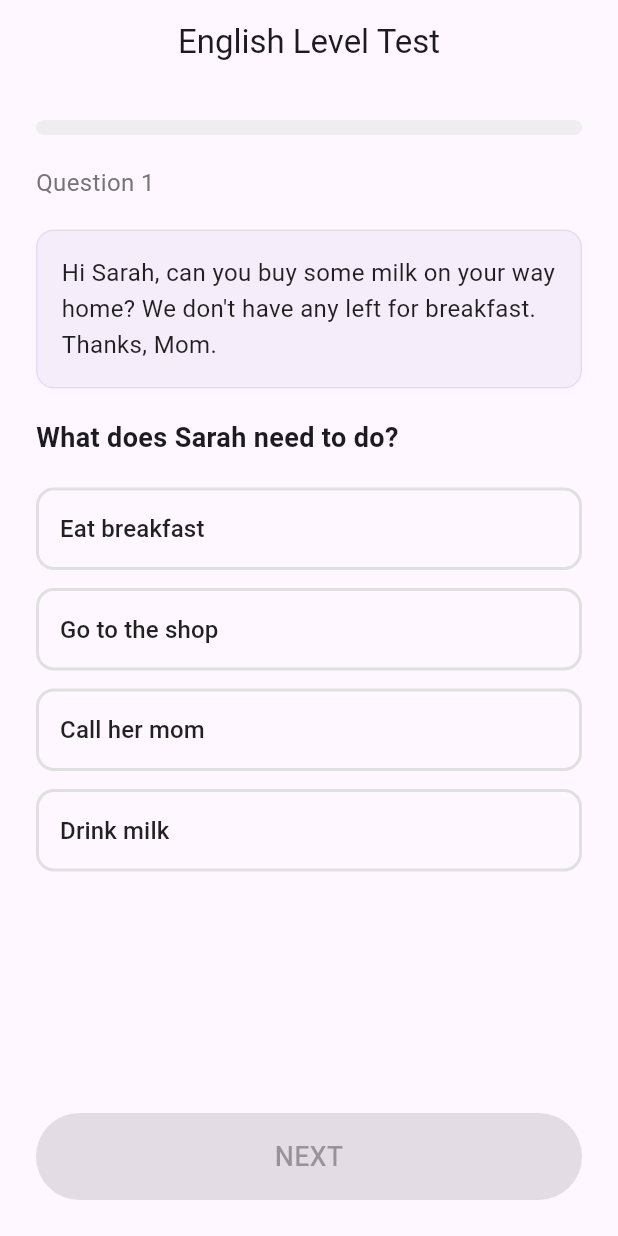
After one commit to Enes0668/acrossenglish, a Flutter app: the LevelTestPage screen opened directly, on a phone screen of 412 x 824 dp. The commit adds this screen. Run offline on Flutter 3.47's test engine with Material 3 defaults, Android fonts, the phone set to English and light mode, and no system bars; our stand-ins replace cloud_firestore, firebase_auth, firebase_core; accounts and stored records are empty.

Commit message:
Auth completed and level test added

```diff
--- /dev/null
+++ b/lib/data/level_test_data.dart
@@ -0,0 +1,230 @@
+class Question {
+  final String level;
+  final String context;
+  final String question;
+  final List<String> options;
+  final int correctAnswerIndex;
+  final String explanation;
+
+  const Question({
+    required this.level,
+    required this.context,
+    required this.question,
+    required this.options,
+    required this.correctAnswerIndex,
+    required this.explanation,
+  });
+}
+
+final Map<String, List<Question>> levelTestQuestions = {
+  "A1": [
+    Question(
+      level: "A1",
+      context: "My name is John. I am from London. I like football.",
+      question: "Where is John from?",
+      options: ["Paris", "London", "New York", "Madrid"],
+      correctAnswerIndex: 1,
+      explanation: "The text explicitly says 'I am from London'.",
+    ),
+    Question(
+      level: "A1",
+      context: "The apple is red. The banana is yellow. The sky is blue.",
+      question: "What color is the apple?",
+      options: ["Blue", "Yellow", "Red", "Green"],
+      correctAnswerIndex: 2,
+      explanation: "The text states 'The apple is red'.",
+    ),
+    Question(
+      level: "A1",
+      context: "I eat breakfast at 7:00 AM every day.",
+      question: "When does the speaker eat breakfast?",
+      options: ["In the evening", "At night", "In the morning", "In the afternoon"],
+      correctAnswerIndex: 2,
+      explanation: "7:00 AM is in the morning.",
+    ),
+    Question(
+      level: "A1",
+      context: "Sarah has a cat. The cat is small and white.",
+      question: "What animal does Sarah have?",
+      options: ["A dog", "A cat", "A bird", "A fish"],
+      correctAnswerIndex: 1,
+      explanation: "The text says 'Sarah has a cat'.",
+    ),
+    Question(
+      level: "A1",
+      context: "Please close the door. It is cold outside.",
+      question: "Why should you close the door?",
+      options: ["It is hot", "It is cold", "It is raining", "It is dark"],
+      correctAnswerIndex: 1,
+      explanation: "The reason given is 'It is cold outside'.",
+    ),
+  ],
+  "A2": [
+    Question(
+      level: "A2",
+      context: "Hi Sarah, can you buy some milk on your way home? We don't have any left for breakfast. Thanks, Mom.",
+      question: "What does Sarah need to do?",
+      options: ["Eat breakfast", "Go to the shop", "Call her mom", "Drink milk"],
+      correctAnswerIndex: 1,
+      explanation: "Sarah's mom asks her to 'buy some milk', which requires going to a shop.",
+    ),
+    Question(
+      level: "A2",
+      context: "The library is closed on Sundays. It is open from Monday to Saturday, 9am to 5pm.",
+      question: "When can you visit the library?",
+      options: ["Sunday morning", "Saturday evening at 6pm", "Tuesday at 2pm", "Every day"],
+      correctAnswerIndex: 2,
+      explanation: "The library is open Monday-Saturday 9am-5pm. Tuesday at 2pm is within these hours.",
+    ),
+    Question(
+      level: "A2",
+      context: "David wears a uniform to work. He helps people who are sick. He works at the city hospital.",
+      question: "What is David's job?",
+      options: ["Teacher", "Doctor", "Police officer", "Chef"],
+      correctAnswerIndex: 1,
+      explanation: "Helping sick people and working at a hospital are characteristics of a doctor (or nurse).",
+    ),
+    Question(
+      level: "A2",
+      context: "I usually take the bus to school, but today I walked because the weather was beautiful.",
+      question: "How did the speaker get to school today?",
+      options: ["By bus", "By car", "On foot", "By bike"],
+      correctAnswerIndex: 2,
+      explanation: "'Walked' means going on foot.",
+    ),
+    Question(
+      level: "A2",
+      context: "New Msg: 'Train delayed by 20 mins. Will arrive at 5:20.'",
+      question: "When was the train originally supposed to arrive?",
+      options: ["5:00", "5:20", "5:40", "4:40"],
+      correctAnswerIndex: 0,
+      explanation: "If it arrives at 5:20 after a 20-minute delay, it was originally planned for 5:00.",
+    ),
+  ],
+  "B1": [
+    Question(
+      level: "B1",
+      context: "I'm thinking of joining the gym, but it's quite expensive. On the other hand, it's very close to my office.",
+      question: "What is the advantage of the gym for the speaker?",
+      options: ["It is cheap", "It is waiting for new members", "It is near work", "It has good equipment"],
+      correctAnswerIndex: 2,
+      explanation: "'Close to my office' means it is near work.",
+    ),
+    Question(
+      level: "B1",
+      context: "Notice: Please do not leave bags unattended. Security will remove any items left alone.",
+      question: "What happens if you leave your bag alone?",
+      options: ["Someone will steal it", "Security will take it away", "You will get a fine", "Nothing will happen"],
+      correctAnswerIndex: 1,
+      explanation: "'Remove any items' means security will take them away.",
+    ),
+    Question(
+      level: "B1",
+      context: "After working for ten years as a lawyer, Mark decided to give it up and become a writer.",
+      question: "What did Mark change?",
+      options: ["His house", "His car", "His career", "His hobby"],
+      correctAnswerIndex: 2,
+      explanation: "Changing from a lawyer to a writer is a change of career.",
+    ),
+    Question(
+      level: "B1",
+      context: "I didn't enjoy the concert much. The music was too loud and the band played for only an hour.",
+      question: "Why was the speaker disappointed?",
+      options: ["The tickets were expensive", "The concert was too long", "The volume was uncomfortable", "The band didn't play"],
+      correctAnswerIndex: 2,
+      explanation: "'Music was too loud' corresponds to uncomfortable volume.",
+    ),
+    Question(
+      level: "B1",
+      context: "Email: can we reschedule our meeting? I'm double booked for Tuesday morning.",
+      question: "What is the problem?",
+      options: ["The sender is sick", "The sender has two appointments at the same time", "The sender forgot the meeting", "The sender is on holiday"],
+      correctAnswerIndex: 1,
+      explanation: "'Double booked' means having two commitments at the same time.",
+    ),
+  ],
+  "B2": [
+    Question(
+      level: "B2",
+      context: "Despite his best efforts, he couldn't convince the board to approve the project. However, they didn't reject it outright either.",
+      question: "What was the outcome of the meeting?",
+      options: ["The project was approved", "The project was cancelled", "The decision was postponed or inconclusive", "He was fired"],
+      correctAnswerIndex: 2,
+      explanation: "Not approving but not rejecting outright implies a delay or lack of final decision.",
+    ),
+    Question(
+      level: "B2",
+      context: "The novel, while undeniably well-written, fails to engage the reader on an emotional level due to its unlikable protagonist.",
+      question: "What is the reviewer's criticism?",
+      options: ["The writing style is poor", "The main character is not appealing", "The story is too short", "The plot is confusing"],
+      correctAnswerIndex: 1,
+      explanation: "'Unlikable protagonist' refers to the main character not being appealing.",
+    ),
+    Question(
+      level: "B2",
+      context: "Had I known about the traffic, I would have left earlier. As it stands, I'm going to be late.",
+      question: "Did the speaker leave early?",
+      options: ["Yes", "No", "Maybe", "They are not sure"],
+      correctAnswerIndex: 1,
+      explanation: "'Had I known... I would have' (3rd conditional) implies the opposite happened in the past.",
+    ),
+    Question(
+      level: "B2",
+      context: "The company's profits have soared this quarter, exceeding all expectations. Consequently, shareholders are expecting a significant dividend.",
+      question: "Why are shareholders expecting money?",
+      options: ["The company is closing", "The company performed very well", "The company sold a building", "The employees are striking"],
+      correctAnswerIndex: 1,
+      explanation: "'Profits have soared' means the company performed very well.",
+    ),
+    Question(
+      level: "B2",
+      context: "She is unlikely to accept the offer unless the salary is substantially increased.",
+      question: "Under what condition will she accept the job?",
+      options: ["If she gets more money", "If she works fewer hours", "If she gets a car", "She will not accept it at all"],
+      correctAnswerIndex: 0,
+      explanation: "'Unless the salary is substantially increased' means she needs more money to accept.",
+    ),
+  ],
+  "C1": [
+    Question(
+      level: "C1",
+      context: "The ubiquity of smartphones has fundamentally altered social interaction, often rendering face-to-face communication a secondary preference for the digital native generation.",
+      question: "What is the main argument?",
+      options: ["Smartphones have improved communication", "Face-to-face contact is declining due to phones", "Digital natives prefer talking in person", "Phones are rare nowadays"],
+      correctAnswerIndex: 1,
+      explanation: "'Ubiquity' of phones has made face-to-face secondary (declining preference).",
+    ),
+    Question(
+      level: "C1",
+      context: "While the initiative was well-intentioned, its implementation was haphazard, leading to a myriad of unforeseen complications that ultimately undermined its objectives.",
+      question: "How does the speaker evaluate the initiative?",
+      options: ["Good planning, bad result", "Bad intention, good result", "Good intention, poor execution", "Bad intention, poor execution"],
+      correctAnswerIndex: 2,
+      explanation: "'Well-intentioned' but 'implementation was haphazard' (poor execution).",
+    ),
+    Question(
+      level: "C1",
+      context: "It is widely acknowledged that the correlation between wealth and happiness is not linear; beyond a certain threshold, increased affluence yields diminishing returns in subjective well-being.",
+      question: "What does the text say about money and happiness?",
+      options: ["More money always equals more happiness", "Poor people are happier", "After a point, more money adds less happiness", "Money has no effect on happiness"],
+      correctAnswerIndex: 2,
+      explanation: "'Diminishing returns' means the additional benefit decreases as the amount increases.",
+    ),
+    Question(
+      level: "C1",
+      context: "The politician's rhetoric, characterized by obfuscation and equivocation, did little to assuage the public's concerns regarding the scandal.",
+      question: "How did the politician speak?",
+      options: ["Clearly and honestly", "Confusingly and evasively", "Loudly and aggressively", "Quietly and shyly"],
+      correctAnswerIndex: 1,
+      explanation: "'Obfuscation' and 'equivocation' refer to hiding the truth and being unclear/evasive.",
+    ),
+    Question(
+      level: "C1",
+      context: "To posit that history is merely a cyclical repetition of events is to ignore the nuanced progression of societal values and technological advancement.",
+      question: "What view is the author challenging?",
+      options: ["History never changes", "History repeats itself exactly", "History is linear", "History is unimportant"],
+      correctAnswerIndex: 1,
+      explanation: "Challenging the view that history is 'merely a cyclical repetition'.",
+    ),
+  ],
+};
--- a/lib/main.dart
+++ b/lib/main.dart
@@ -3,6 +3,7 @@ import 'package:firebase_core/firebase_core.dart';
 import 'firebase_options.dart';
 import 'services/auth_service.dart';
 import 'pages/welcome_page.dart';
+import 'pages/level_test_page.dart';
 import 'models/user_model.dart';
 
 void main() async {
@@ -60,6 +61,10 @@ class _AuthWrapperState extends State<AuthWrapper> {
         // However, for this simple implementation, we can check if data exists.
 
         if (snapshot.hasData) {
+          final user = snapshot.data!;
+          if (user.level == 'I would like a level test') {
+            return const LevelTestPage();
+          }
           return const HomePage();
         } else {
           return const WelcomePage();
--- /dev/null
+++ b/lib/pages/level_test_page.dart
@@ -0,0 +1,294 @@
+import 'package:flutter/material.dart';
+import '../data/level_test_data.dart';
+import '../services/auth_service.dart';
+
+class LevelTestPage extends StatefulWidget {
+  const LevelTestPage({super.key});
+
+  @override
+  State<LevelTestPage> createState() => _LevelTestPageState();
+}
+
+class _LevelTestPageState extends State<LevelTestPage> {
+  // Test State
+  List<Question> _currentBatch = [];
+  int _currentQuestionIndex = 0; // Index within the batch (0-4)
+  int _batchScore = 0;
+  String _currentLevel = "A2"; // Start at A2
+  int _totalQuestionsAnswered = 0;
+
+  // UI State
+  String? _selectedOption;
+  bool _isLoading = false;
+
+  final List<String> _levels = ["A1", "A2", "B1", "B2", "C1"];
+
+  @override
+  void initState() {
+    super.initState();
+    _loadQuestionsForLevel(_currentLevel);
+  }
+
+  void _loadQuestionsForLevel(String level) {
+    setState(() {
+      _currentLevel = level;
+      _currentBatch = levelTestQuestions[level] ?? [];
+      _currentQuestionIndex = 0;
+      _batchScore = 0;
+      _selectedOption = null;
+    });
+  }
+
+  void _answerQuestion() {
+     if (_selectedOption == null) return;
+
+    // Check answer
+    if (_selectedOption == _currentBatch[_currentQuestionIndex].options[_currentBatch[_currentQuestionIndex].correctAnswerIndex]) {
+      _batchScore++;
+    }
+
+    _totalQuestionsAnswered++;
+
+    if (_currentQuestionIndex < _currentBatch.length - 1) {
+      // Next question in batch
+      setState(() {
+        _currentQuestionIndex++;
+        _selectedOption = null;
+      });
+    } else {
+      // Batch finished
+      _evaluateBatch();
+    }
+  }
+
+  void _evaluateBatch() {
+    // Adaptive Logic
+    // 0-2 correct -> Move DOWN
+    // 3 correct -> Stay (Stabilized) -> FINISH
+    // 4-5 correct -> Move UP
+
+    // Stop condition: 15 questions max
+    if (_totalQuestionsAnswered >= 15) {
+      _finishTest(_currentLevel); // End at current level approximation
+      return;
+    }
+
+    if (_batchScore <= 2) {
+      // Move DOWN
+      int currentIndex = _levels.indexOf(_currentLevel);
+      if (currentIndex > 0) {
+        String nextLevel = _levels[currentIndex - 1];
+        _loadQuestionsForLevel(nextLevel);
+      } else {
+        // Already at A1 and failed -> Finish at A1
+        _finishTest("A1");
+      }
+    } else if (_batchScore == 3) {
+      // Stabilized
+      _finishTest(_currentLevel);
+    } else {
+      // Move UP (4-5 correct)
+      int currentIndex = _levels.indexOf(_currentLevel);
+      if (currentIndex < _levels.length - 1) {
+        String nextLevel = _levels[currentIndex + 1];
+        _loadQuestionsForLevel(nextLevel);
+      } else {
+        // Already at Max (C1) and passed -> Finish at C1
+        _finishTest("C1");
+      }
+    }
+  }
+
+  void _finishTest(String finalLevel) {
+    _showResultDialog(finalLevel);
+  }
+
+  void _showResultDialog(String level) {
+    showDialog(
+      context: context,
+      barrierDismissible: false,
+      builder: (context) => AlertDialog(
+        title: const Text('Test Completed!'),
+        content: Column(
+          mainAxisSize: MainAxisSize.min,
+          children: [
+            const Icon(Icons.check_circle, color: Colors.green, size: 60),
+            const SizedBox(height: 20),
+            const Text(
+              'Your estimated English level is:',
+              textAlign: TextAlign.center,
+              style: TextStyle(fontSize: 16),
+            ),
+            const SizedBox(height: 10),
+            Text(
+              level,
+              style: const TextStyle(fontSize: 32, fontWeight: FontWeight.bold, color: Colors.deepPurple),
+            ),
+            const SizedBox(height: 10),
+            Text(
+              _getLevelDescription(level),
+               textAlign: TextAlign.center,
+               style: TextStyle(color: Colors.grey[600], fontSize: 14),
+            ),
+          ],
+        ),
+        actions: [
+          TextButton(
+            onPressed: () async {
+               // Save result and go home
+               final user = AuthService().currentUser;
+               if (user != null) {
+                 try {
+                   // We save the level. Score is less relevant across adaptive levels, but we can save the last batch score or just 'N/A'
+                   await AuthService().updateUserLevel(user.id, level, "Adaptive");
+                 } catch (e) {
+                   debugPrint('Error saving result: $e');
+                 }
+               }
+               if (context.mounted) {
+                 Navigator.of(context).pop(); // Close dialog
+                 // Navigate to Home or handle as requested
+                 Navigator.of(context).pop(); // Go back to previous screen (likely Settings or Register flow)
+               }
+            },
+            child: const Text('Continue'),
+          ),
+        ],
+      ),
+    );
+  }
+
+  String _getLevelDescription(String level) {
+    switch (level) {
+      case "A1": return "Beginner";
+      case "A2": return "Elementary";
+      case "B1": return "Intermediate";
+      case "B2": return "Upper Intermediate";
+      case "C1": return "Advanced";
+      default: return "";
+    }
+  }
+
+  @override
+  Widget build(BuildContext context) {
+    if (_isLoading) {
+      return const Scaffold(
+        body: Center(child: CircularProgressIndicator()),
+      );
+    }
+
+    if (_currentBatch.isEmpty) {
+       return const Scaffold(body: Center(child: Text("Error loading questions")));
+    }
+
+    final question = _currentBatch[_currentQuestionIndex];
+    // Progress is tricky in adaptive, maybe just show "Question X" without total, or "Question X / 15" (max)
+    final double progress = _totalQuestionsAnswered / 15.0;
+
+    return Scaffold(
+      appBar: AppBar(
+        title: const Text('English Level Test'),
+        centerTitle: true,
+        backgroundColor: Colors.transparent,
+        elevation: 0,
+        leading: Container(), // Hide back button
+      ),
+      body: Padding(
+        padding: const EdgeInsets.all(24.0),
+        child: Column(
+          crossAxisAlignment: CrossAxisAlignment.stretch,
+          children: [
+            LinearProgressIndicator(
+              value: progress,
+              backgroundColor: Colors.grey[200],
+              color: Colors.deepPurple,
+              minHeight: 10,
+              borderRadius: BorderRadius.circular(5),
+            ),
+            const SizedBox(height: 20),
+            Row(
+              mainAxisAlignment: MainAxisAlignment.spaceBetween,
+              children: [
+                Text(
+                  'Question ${_totalQuestionsAnswered + 1}', // Absolute count
+                  style: TextStyle(color: Colors.grey[600], fontSize: 16),
+                ),
+                 // Debug indicator (optional, maybe remove for prod)
+                 // Text("Level: $_currentLevel", style: TextStyle(color: Colors.grey[400])),
+              ],
+            ),
+            const SizedBox(height: 20),
+            Container(
+              padding: const EdgeInsets.all(16),
+              decoration: BoxDecoration(
+                color: Colors.deepPurple.withOpacity(0.05),
+                borderRadius: BorderRadius.circular(12),
+                border: Border.all(color: Colors.deepPurple.withOpacity(0.1)),
+              ),
+              child: Text(
+                question.context,
+                style: const TextStyle(fontSize: 16, height: 1.5, color: Colors.black87),
+              ),
+            ),
+            const SizedBox(height: 20),
+            Text(
+              question.question,
+              style: const TextStyle(fontSize: 18, fontWeight: FontWeight.bold),
+            ),
+            const SizedBox(height: 20),
+            Expanded(
+              child: ListView(
+                children: question.options.map((option) => Padding(
+                  padding: const EdgeInsets.only(bottom: 12.0),
+                  child: OutlinedButton(
+                    onPressed: () {
+                      setState(() {
+                        _selectedOption = option;
+                      });
+                    },
+                    style: OutlinedButton.styleFrom(
+                      padding: const EdgeInsets.all(16),
+                      backgroundColor: _selectedOption == option ? Colors.deepPurple.withOpacity(0.1) : null,
+                      side: BorderSide(
+                        color: _selectedOption == option ? Colors.deepPurple : Colors.grey[300]!,
+                        width: 2,
+                      ),
+                      shape: RoundedRectangleBorder(
+                        borderRadius: BorderRadius.circular(12),
+                      ),
+                    ),
+                    child: Align(
+                      alignment: Alignment.centerLeft,
+                      child: Text(
+                        option,
+                        style: TextStyle(
+                          fontSize: 16,
+                          color: _selectedOption == option ? Colors.deepPurple : Colors.black87,
+                        ),
+                      ),
+                    ),
+                  ),
+                )).toList(),
+              ),
+            ),
+            ElevatedButton(
+              onPressed: _selectedOption == null ? null : _answerQuestion,
+              style: ElevatedButton.styleFrom(
+                padding: const EdgeInsets.symmetric(vertical: 16),
+                backgroundColor: Colors.deepPurple,
+                foregroundColor: Colors.white,
+                shape: RoundedRectangleBorder(
+                  borderRadius: BorderRadius.circular(30),
+                ),
+              ),
+              child: const Text(
+                'NEXT',
+                style: TextStyle(fontSize: 18),
+              ),
+            ),
+          ],
+        ),
+      ),
+    );
+  }
+}
--- a/lib/pages/register_page.dart
+++ b/lib/pages/register_page.dart
@@ -33,9 +33,9 @@ class _RegisterPageState extends State<RegisterPage> {
           );
         if (mounted) {
            ScaffoldMessenger.of(context).showSnackBar(
-            const SnackBar(content: Text('Registration successful! Logging you in...')),
+            const SnackBar(content: Text('Verification email sent! Please check your inbox before logging in.')),
           );
-           // Pop until the first route (usually AuthWrapper will see the change and show HomePage)
+           // Pop until the first route (usually AuthWrapper will see null user and show WelcomePage)
            Navigator.of(context).popUntil((route) => route.isFirst);
         }
       } catch (e) {
@@ -167,7 +167,7 @@ class _RegisterPageState extends State<RegisterPage> {
                     borderRadius: BorderRadius.circular(30),
                   ),
                 ),
-                items: ['Beginner', 'Intermediate', 'Advanced']
+                items: ['Beginner', 'Intermediate', 'Advanced', 'I would like a level test']
                     .map((level) => DropdownMenuItem(
                           value: level,
                           child: Text(level),
```
Also changed, not shown: lib/pages/login_page.dart (+11 -52 lines), lib/services/auth_service.dart (+26 -58 lines).
